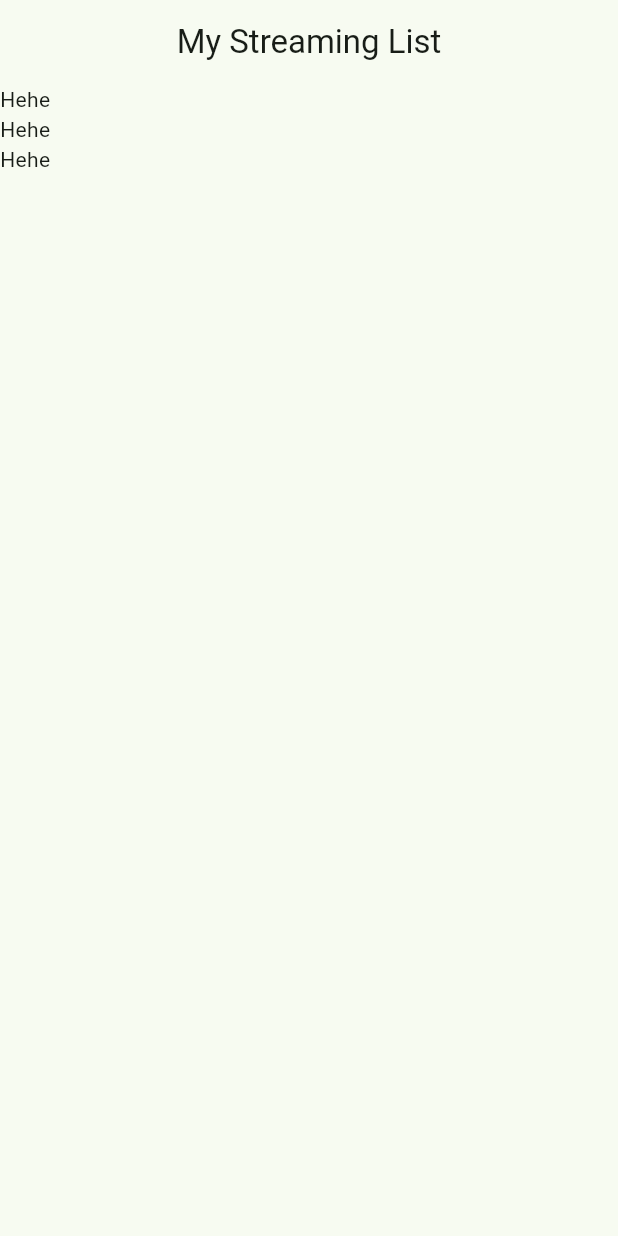
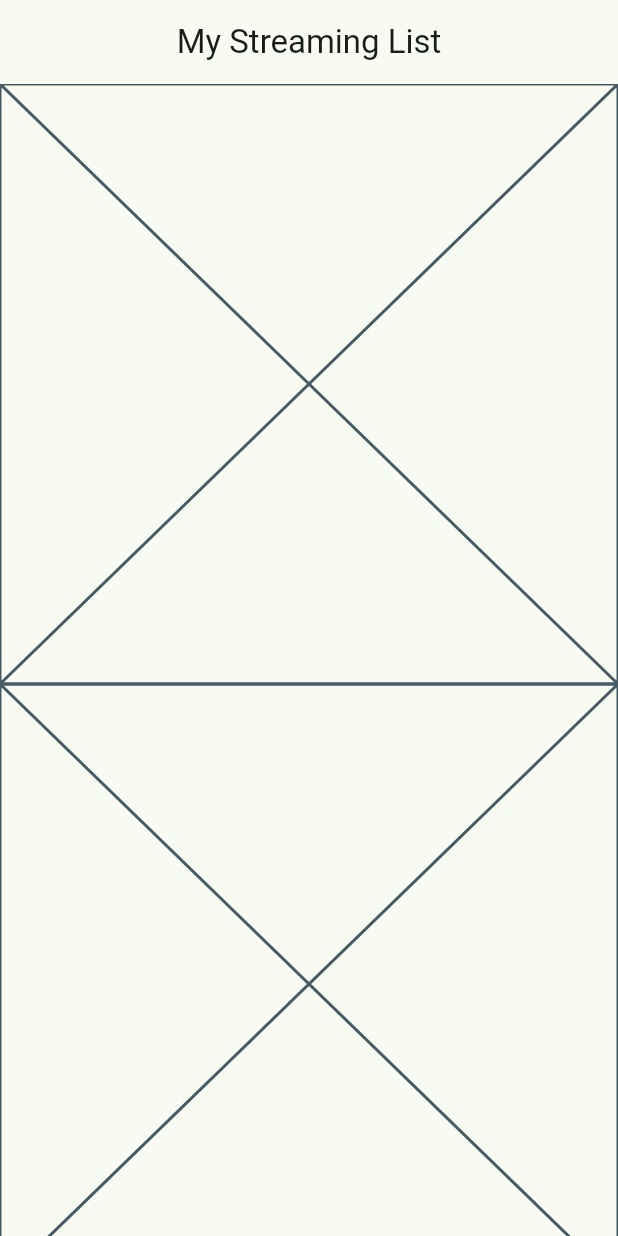
Before and after one commit to phandor/streaming-list, a Flutter app: the screen it shows after launch, on a phone screen of 412 x 824 dp. Run offline on Flutter 3.47's test engine with Material 3 defaults, Android fonts, the phone set to English and light mode, and no system bars.

Commit message:
Add media item view

```diff
--- a/lib/ui/home_page.dart
+++ b/lib/ui/home_page.dart
@@ -1,4 +1,7 @@
 import 'package:flutter/material.dart';
+import 'package:streaming_list/domain/entities/movie.dart';
+
+import '../domain/entities/media_item.dart';
 
 class HomePage extends StatelessWidget {
   const HomePage({super.key});
@@ -6,11 +9,25 @@ class HomePage extends StatelessWidget {
   @override
   Widget build(BuildContext context) {
     return Scaffold(
-      appBar: AppBar(title: const Text('My Streaming List'), centerTitle: true,),
-      body: ListView.builder(
-        itemCount: 3,
-        itemBuilder: (context, index) => const Text("Hehe")
-      )
-    );
+        appBar: AppBar(
+          title: const Text('My Streaming List'),
+          centerTitle: true,
+        ),
+        body: ListView.builder(
+            itemCount: 3,
+            itemBuilder: (context, index) => _MediaItemView(
+                mediaItem: Movie(
+                    name: "name", note: "note", timeStoppedInSeconds: 900))));
   }
 }
+
+class _MediaItemView extends StatelessWidget {
+  const _MediaItemView({required this.mediaItem});
+
+  final MediaItem mediaItem;
+
+  @override
+  Widget build(BuildContext context) {
+    return const Placeholder();
+  }
+}
```
